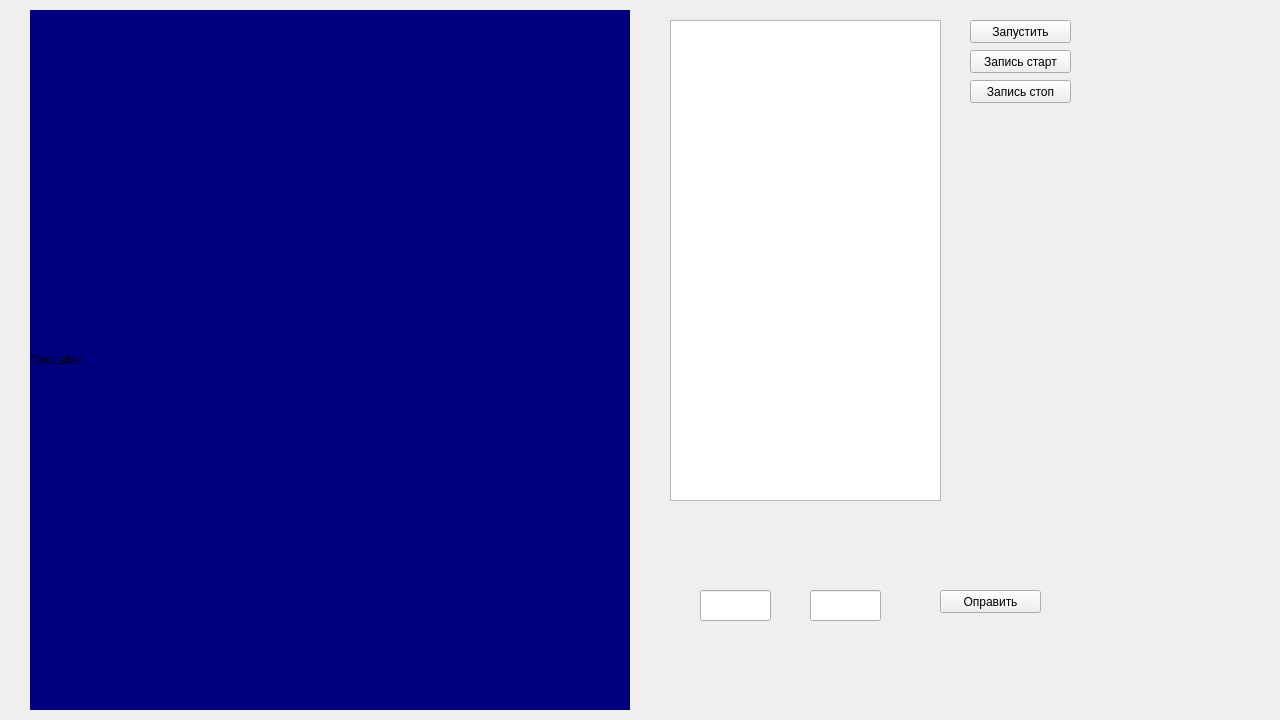
First picture: the form in main.ui, repository friji350/FingerTrackingInRealTime, before the edit.
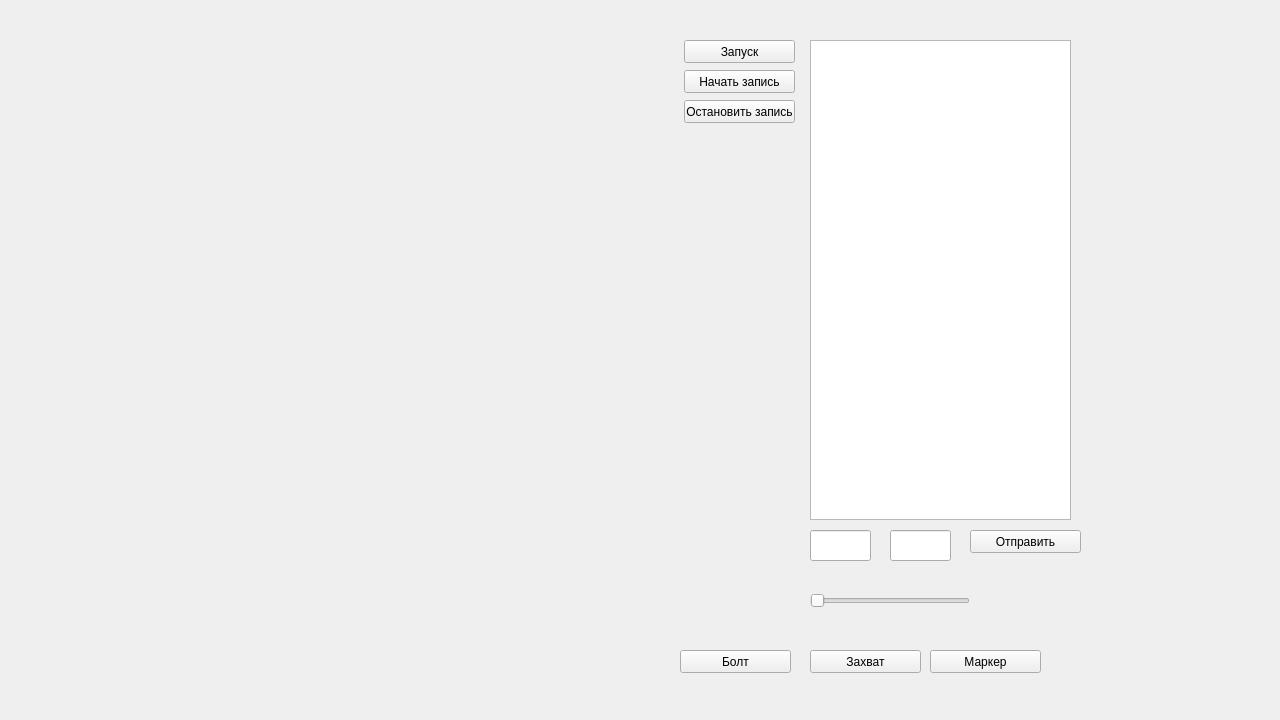
Second picture: the form after the edit.

```diff
--- a/main.ui
+++ b/main.ui
@@ -26,77 +26,61 @@
    <string>MainWindow</string>
   </property>
   <widget class="QWidget" name="centralwidget">
-   <widget class="QLabel" name="label">
+   <widget class="QPushButton" name="pushButton">
     <property name="geometry">
      <rect>
-      <x>30</x>
-      <y>10</y>
-      <width>600</width>
-      <height>700</height>
-     </rect>
-    </property>
-    <property name="styleSheet">
-     <string notr="true">background-color: rgb(0, 0, 127);</string>
-    </property>
-    <property name="text">
-     <string>TextLabel</string>
-    </property>
-   </widget>
-   <widget class="QPushButton" name="startBtn">
-    <property name="geometry">
-     <rect>
-      <x>970</x>
-      <y>20</y>
-      <width>101</width>
+      <x>684</x>
+      <y>40</y>
+      <width>111</width>
       <height>23</height>
      </rect>
     </property>
     <property name="text">
-     <string>Запустить</string>
+     <string>Запуск</string>
     </property>
    </widget>
    <widget class="QPushButton" name="pushButton_2">
     <property name="geometry">
      <rect>
-      <x>970</x>
-      <y>50</y>
-      <width>101</width>
+      <x>684</x>
+      <y>70</y>
+      <width>111</width>
       <height>23</height>
      </rect>
     </property>
     <property name="text">
-     <string>Запись старт</string>
+     <string>Начать запись</string>
     </property>
    </widget>
    <widget class="QPushButton" name="pushButton_3">
     <property name="geometry">
      <rect>
-      <x>970</x>
-      <y>80</y>
-      <width>101</width>
+      <x>684</x>
+      <y>100</y>
+      <width>111</width>
       <height>23</height>
      </rect>
     </property>
     <property name="text">
-     <string>Запись стоп</string>
+     <string>Остановить запись</string>
     </property>
    </widget>
    <widget class="QListWidget" name="listWidget">
     <property name="geometry">
      <rect>
-      <x>670</x>
-      <y>20</y>
-      <width>271</width>
-      <height>481</height>
+      <x>810</x>
+      <y>40</y>
+      <width>261</width>
+      <height>480</height>
      </rect>
     </property>
    </widget>
    <widget class="QLineEdit" name="lineEdit">
     <property name="geometry">
      <rect>
-      <x>700</x>
-      <y>590</y>
-      <width>71</width>
+      <x>810</x>
+      <y>530</y>
+      <width>61</width>
       <height>31</height>
      </rect>
     </property>
@@ -104,26 +88,94 @@
    <widget class="QPushButton" name="pushButton_4">
     <property name="geometry">
      <rect>
-      <x>940</x>
-      <y>590</y>
-      <width>101</width>
+      <x>970</x>
+      <y>530</y>
+      <width>111</width>
       <height>23</height>
      </rect>
     </property>
     <property name="text">
-     <string>Оправить</string>
+     <string>Отправить</string>
     </property>
    </widget>
    <widget class="QLineEdit" name="lineEdit_2">
     <property name="geometry">
      <rect>
-      <x>810</x>
-      <y>590</y>
-      <width>71</width>
+      <x>890</x>
+      <y>530</y>
+      <width>61</width>
       <height>31</height>
      </rect>
     </property>
    </widget>
+   <widget class="QSlider" name="horizontalSlider">
+    <property name="geometry">
+     <rect>
+      <x>810</x>
+      <y>590</y>
+      <width>160</width>
+      <height>22</height>
+     </rect>
+    </property>
+    <property name="maximum">
+     <number>360</number>
+    </property>
+    <property name="orientation">
+     <enum>Qt::Horizontal</enum>
+    </property>
+   </widget>
+   <widget class="QLabel" name="label">
+    <property name="geometry">
+     <rect>
+      <x>1010</x>
+      <y>590</y>
+      <width>47</width>
+      <height>13</height>
+     </rect>
+    </property>
+    <property name="text">
+     <string/>
+    </property>
+   </widget>
+   <widget class="QPushButton" name="pushButton_5">
+    <property name="geometry">
+     <rect>
+      <x>680</x>
+      <y>650</y>
+      <width>111</width>
+      <height>23</height>
+     </rect>
+    </property>
+    <property name="text">
+     <string>Болт</string>
+    </property>
+   </widget>
+   <widget class="QPushButton" name="pushButton_6">
+    <property name="geometry">
+     <rect>
+      <x>810</x>
+      <y>650</y>
+      <width>111</width>
+      <height>23</height>
+     </rect>
+    </property>
+    <property name="text">
+     <string>Захват</string>
+    </property>
+   </widget>
+   <widget class="QPushButton" name="pushButton_7">
+    <property name="geometry">
+     <rect>
+      <x>930</x>
+      <y>650</y>
+      <width>111</width>
+      <height>23</height>
+     </rect>
+    </property>
+    <property name="text">
+     <string>Маркер</string>
+    </property>
+   </widget>
   </widget>
  </widget>
  <resources/>
```
